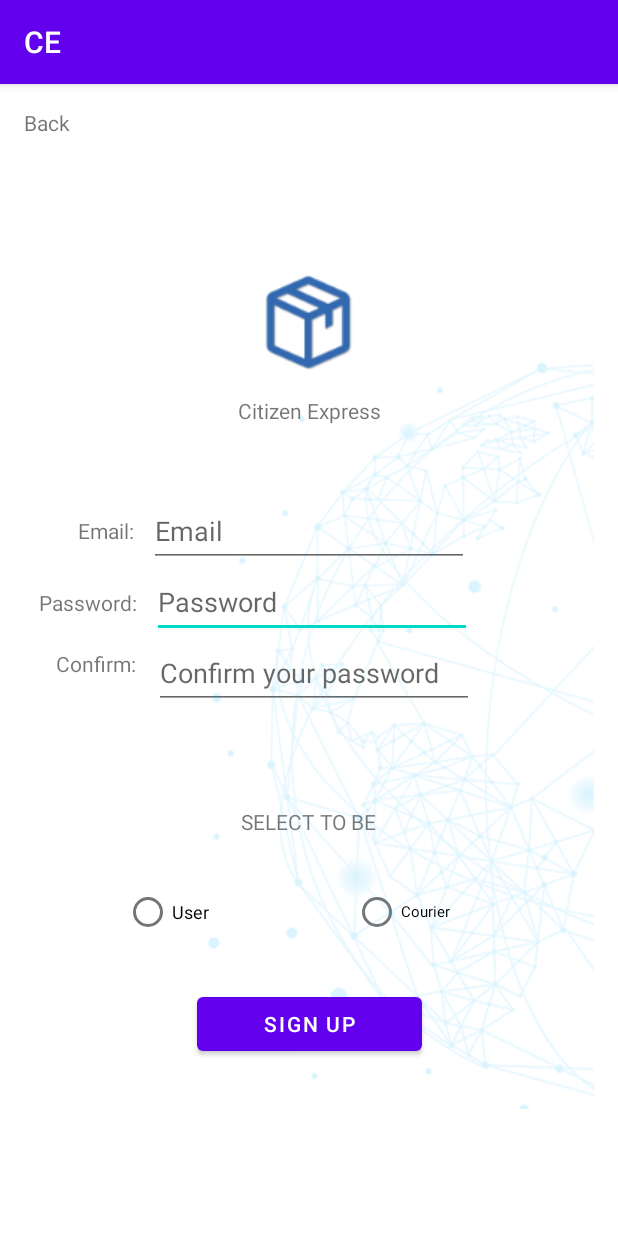
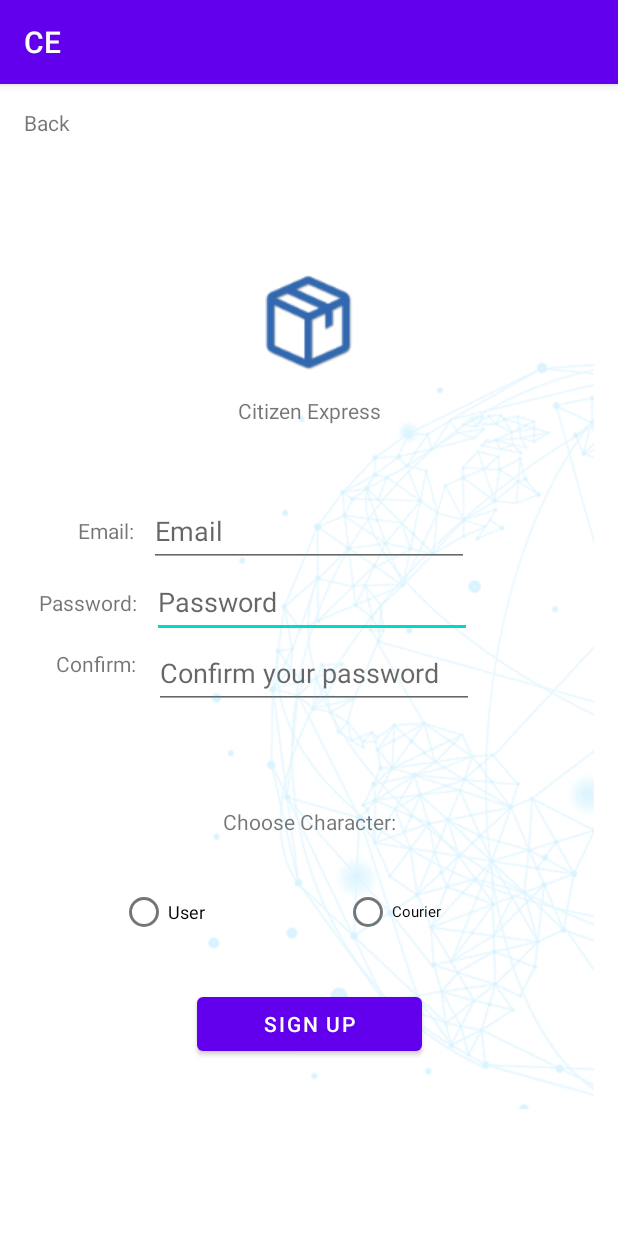
Before and after one commit to Ginphy/Fit5046, an Android app: the SignupActivity screen opened directly, with no data from a screen before it, on a phone screen of 412 x 824 dp. Run offline under Robolectric (Android 15) with nearby library versions, the phone set to English and light mode, and no system bars; our stand-ins replace Firebase (no records; nobody signed in at launch, a user with empty details on screens opened directly).

Commit message:
优化登录

```diff
--- a/app/src/main/res/layout/signup.xml
+++ b/app/src/main/res/layout/signup.xml
@@ -162,7 +162,7 @@
         android:id="@+id/textView6"
         android:layout_width="wrap_content"
         android:layout_height="wrap_content"
-        android:text="SELECT TO BE"
+        android:text="Choose Character:"
         app:layout_constraintBottom_toBottomOf="parent"
         app:layout_constraintEnd_toEndOf="parent"
         app:layout_constraintStart_toStartOf="parent"
```
Also changed, not shown: app/src/main/java/com/example/ce/ui/login/SignupActivity.java (+10 -3 lines).
